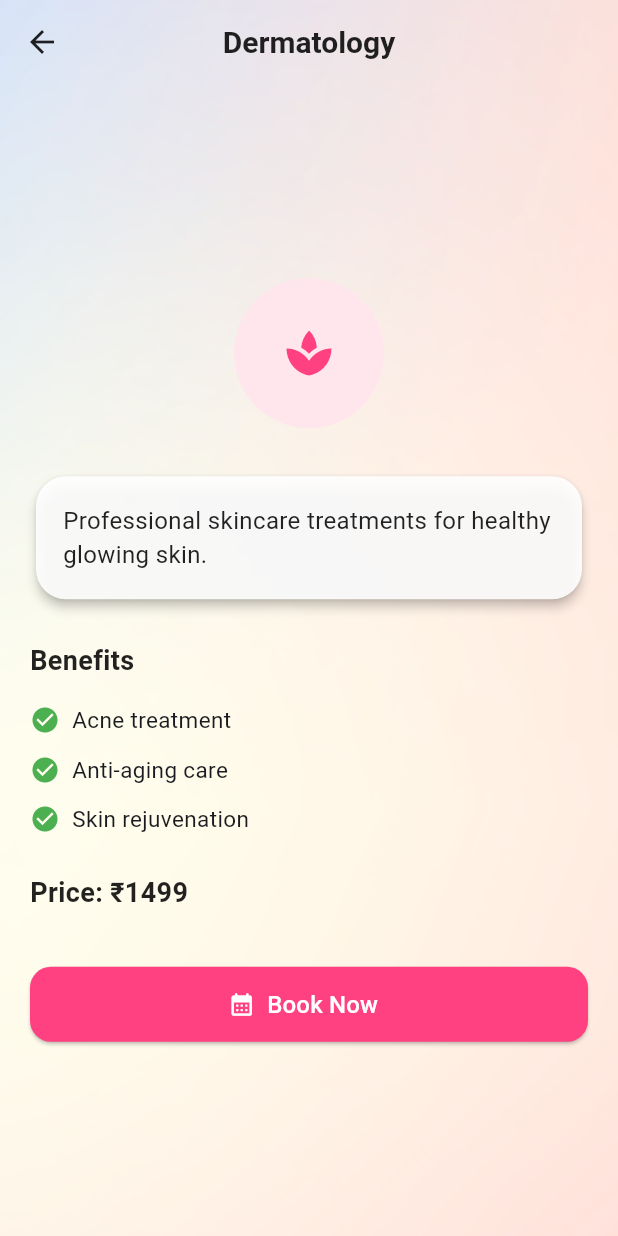
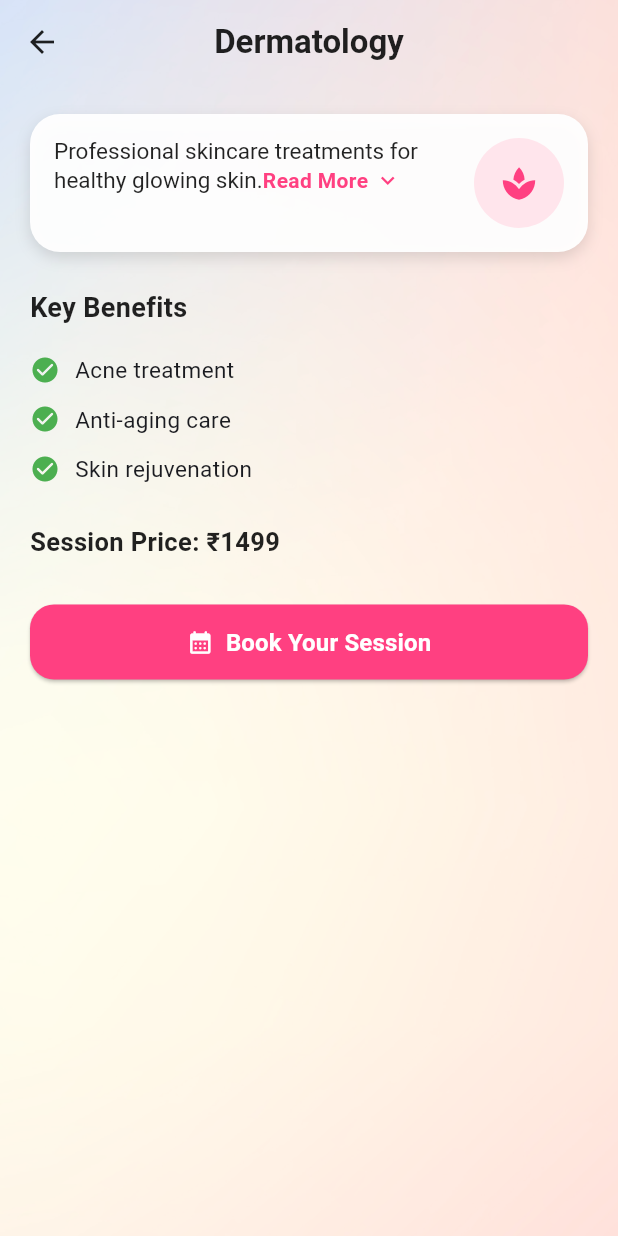
Before and after one commit to shubhamdevgupta/aesthetic_clinic_app, a Flutter app: the screen it shows after launch, after a tap on "Dermatology", on a phone screen of 412 x 824 dp. Run offline on Flutter 3.47's test engine with Material 3 defaults, Android fonts, the phone set to English and light mode, and no system bars; our stand-ins replace carousel_slider.

Commit message:
add details card in service details

```diff
--- a/lib/screen/ServiceDetailScreen.dart
+++ b/lib/screen/ServiceDetailScreen.dart
@@ -2,16 +2,154 @@ import 'package:aesthetic_clinic_app/screen/BookingOverviewScreen.dart';
 import 'package:aesthetic_clinic_app/service/Service.dart';
 import 'package:flutter/material.dart';
 
-class ServiceDetailsScreen extends StatelessWidget {
+class ServiceDetailsScreen extends StatefulWidget {
   final Service service;
 
   const ServiceDetailsScreen({super.key, required this.service});
 
   @override
+  State<ServiceDetailsScreen> createState() => _ServiceDetailsScreenState();
+}
+
+class _ServiceDetailsScreenState extends State<ServiceDetailsScreen>
+    with SingleTickerProviderStateMixin {
+  late AnimationController _controller;
+  late Animation<Offset> _offsetAnimation;
+  late Animation<double> _fadeAnimation;
+
+  bool isExpanded = false;
+
+  @override
+  void initState() {
+    super.initState();
+    _controller = AnimationController(
+      duration: const Duration(milliseconds: 700),
+      vsync: this,
+    );
+
+    _offsetAnimation = Tween<Offset>(
+      begin: const Offset(0.0, 0.2),
+      end: Offset.zero,
+    ).animate(CurvedAnimation(parent: _controller, curve: Curves.easeOut));
+
+    _fadeAnimation =
+        CurvedAnimation(parent: _controller, curve: Curves.easeIn);
+
+    _controller.forward();
+  }
+
+  @override
+  void dispose() {
+    _controller.dispose();
+    super.dispose();
+  }
+
+  Widget _buildAnimatedDescriptionCard(Service service) {
+    return AnimatedContainer(
+      duration: const Duration(milliseconds: 400),
+      curve: Curves.easeInOut,
+      padding: const EdgeInsets.all(16),
+      decoration: BoxDecoration(
+        color: Colors.white.withOpacity(0.95),
+        borderRadius: BorderRadius.circular(20),
+        boxShadow: const [
+          BoxShadow(
+            color: Colors.black12,
+            blurRadius: 8,
+            offset: Offset(0, 4),
+          ),
+        ],
+      ),
+      child: isExpanded
+          ? Column(
+        crossAxisAlignment: CrossAxisAlignment.start,
+        children: [
+          Center(
+            child: CircleAvatar(
+              radius: 45,
+              backgroundColor: const Color(0xFFFFE5EC),
+              child:
+              Icon(service.icon, size: 36, color: Colors.pinkAccent),
+            ),
+          ),
+          const SizedBox(height: 16),
+          Text(
+            service.fullDescription ?? service.description,
+            style: const TextStyle(fontSize: 16, height: 1.5),
+          ),
+          const SizedBox(height: 10),
+          Align(
+            alignment: Alignment.centerRight,
+            child: TextButton.icon(
+              onPressed: () => setState(() => isExpanded = false),
+              icon: const Icon(Icons.expand_less,
+                  size: 18, color: Colors.pinkAccent),
+              label: const Text('Show Less',
+                  style: TextStyle(color: Colors.pinkAccent)),
+            ),
+          ),
+        ],
+      )
+          : Row(
+        crossAxisAlignment: CrossAxisAlignment.start,
+        children: [
+          // Text section
+          Expanded(
+            child: RichText(
+              text: TextSpan(
+                style: const TextStyle(
+                  fontSize: 15,
+                  color: Colors.black87,
+                ),
+                children: [
+                  TextSpan(
+                    text: service.description.length > 90
+                        ? '${service.description.substring(0, 90)}... '
+                        : service.description,
+                  ),
+                  WidgetSpan(
+                    alignment: PlaceholderAlignment.middle,
+                    child: GestureDetector(
+                      onTap: () => setState(() => isExpanded = true),
+                      child: Row(
+                        mainAxisSize: MainAxisSize.min,
+                        children: const [
+                          Text(
+                            'Read More',
+                            style: TextStyle(
+                              color: Colors.pinkAccent,
+                              fontWeight: FontWeight.w600,
+                            ),
+                          ),
+                          SizedBox(width: 4),
+                          Icon(Icons.expand_more,
+                              size: 18, color: Colors.pinkAccent),
+                        ],
+                      ),
+                    ),
+                  ),
+                ],
+              ),
+            ),
+          ),
+          const SizedBox(width: 12),
+          CircleAvatar(
+            radius: 30,
+            backgroundColor: const Color(0xFFFFE5EC),
+            child:
+            Icon(service.icon, size: 26, color: Colors.pinkAccent),
+          ),
+        ],
+      ),
+    );
+  }
+
+  @override
   Widget build(BuildContext context) {
+    final service = widget.service;
+
     return Stack(
       children: [
-        // 🔹 Background image
         Container(
           decoration: const BoxDecoration(
             image: DecorationImage(
@@ -20,76 +158,52 @@ class ServiceDetailsScreen extends StatelessWidget {
             ),
           ),
         ),
-
-        // 🔸 Foreground content
         Scaffold(
-          backgroundColor: Colors.transparent, // ✅ Make scaffold see-through
+          backgroundColor: Colors.transparent,
           appBar: AppBar(
             backgroundColor: Colors.transparent,
             elevation: 0,
+            centerTitle: true,
             foregroundColor: Colors.black87,
-            centerTitle: true,
             title: Text(
               service.name,
               style: const TextStyle(
-                fontWeight: FontWeight.w600,
-                fontSize: 20,
+                fontWeight: FontWeight.w700,
+                fontSize: 22,
                 color: Colors.black87,
               ),
             ),
           ),
-          body: Center(
-            child: ConstrainedBox(
-              constraints: const BoxConstraints(maxWidth: 600),
-              child: SingleChildScrollView(
-                padding: const EdgeInsets.symmetric(horizontal: 20, vertical: 24),
+          body: SingleChildScrollView(
+            padding: const EdgeInsets.symmetric(horizontal: 20, vertical: 20),
             child: Column(
               crossAxisAlignment: CrossAxisAlignment.start,
               children: [
-                    // 🔘 Icon Banner
-                    Center(
-                      child: CircleAvatar(
-                        radius: 50,
-                        backgroundColor: const Color(0xFFFFE5EC),
-                        child: Icon(service.icon, size: 36, color: Colors.pinkAccent),
-                      ),
-                    ),
-                    const SizedBox(height: 28),
-
-                    // 📄 Description
-                    Card(
-                      color: Colors.white.withOpacity(0.9),
-                      shape: RoundedRectangleBorder(
-                        borderRadius: BorderRadius.circular(20),
-                      ),
-                      elevation: 3,
-                      child: Padding(
-                        padding: const EdgeInsets.all(18.0),
-                        child: Text(
-                          service.description,
-                          style: const TextStyle(fontSize: 16, color: Colors.black87),
-                        ),
+                SlideTransition(
+                  position: _offsetAnimation,
+                  child: FadeTransition(
+                    opacity: _fadeAnimation,
+                    child: _buildAnimatedDescriptionCard(service),
                   ),
                 ),
                 const SizedBox(height: 24),
-
-                    // ✅ Benefits
                 const Text(
-                      'Benefits',
+                  'Key Benefits',
                   style: TextStyle(
                     fontSize: 18,
                     fontWeight: FontWeight.bold,
                     color: Colors.black87,
                   ),
                 ),
-                    const SizedBox(height: 10),
+                const SizedBox(height: 12),
                 ...service.benefits.map(
                       (benefit) => Padding(
                     padding: const EdgeInsets.symmetric(vertical: 6),
                     child: Row(
                       children: [
-                            const Icon(Icons.check_circle, size: 20, color: Colors.green),
-                            const SizedBox(width: 8),
+                        const Icon(Icons.check_circle_rounded,
+                            size: 20, color: Colors.green),
+                        const SizedBox(width: 10),
                         Expanded(
                           child: Text(
                             benefit,
@@ -101,19 +215,15 @@ class ServiceDetailsScreen extends StatelessWidget {
                   ),
                 ),
                 const SizedBox(height: 20),
-
-                    // 💰 Price
                 Text(
-                      'Price: ${service.price}',
+                  'Session Price: ${service.price}',
                   style: const TextStyle(
-                        fontSize: 18,
+                    fontSize: 17,
                     fontWeight: FontWeight.w600,
                     color: Colors.black87,
                   ),
                 ),
-                    const SizedBox(height: 36),
-
-                    // 📅 Book Now
+                const SizedBox(height: 30),
                 SizedBox(
                   width: double.infinity,
                   height: 50,
@@ -121,24 +231,39 @@ class ServiceDetailsScreen extends StatelessWidget {
                     onPressed: () {
                       Navigator.push(
                         context,
-                            MaterialPageRoute(
-                              builder: (_) => const BookingOverviewScreen(),
+                        PageRouteBuilder(
+                          transitionDuration: const Duration(milliseconds: 500),
+                          pageBuilder: (_, __, ___) =>
+                          const BookingOverviewScreen(),
+                          transitionsBuilder: (_, animation, __, child) {
+                            final offsetAnimation = Tween<Offset>(
+                              begin: const Offset(1.0, 0.0),
+                              end: Offset.zero,
+                            ).animate(animation);
+
+                            return SlideTransition(
+                              position: offsetAnimation,
+                              child: child,
+                            );
+                          },
                         ),
                       );
                     },
-                        icon: const Icon(Icons.calendar_month_rounded, color: Colors.white),
+                    icon: const Icon(Icons.calendar_month_rounded,
+                        color: Colors.white),
                     label: const Text(
-                          'Book Now',
+                      'Book Your Session',
                       style: TextStyle(
                         fontSize: 16,
-                            fontWeight: FontWeight.w500,
+                        fontWeight: FontWeight.w600,
                         color: Colors.white,
                       ),
                     ),
                     style: ElevatedButton.styleFrom(
                       backgroundColor: Colors.pinkAccent,
+                      padding: const EdgeInsets.symmetric(vertical: 14),
                       shape: RoundedRectangleBorder(
-                            borderRadius: BorderRadius.circular(14),
+                        borderRadius: BorderRadius.circular(16),
                       ),
                     ),
                   ),
@@ -147,8 +272,6 @@ class ServiceDetailsScreen extends StatelessWidget {
             ),
           ),
         ),
-          ),
-        ),
       ],
     );
   }
--- a/lib/service/Service.dart
+++ b/lib/service/Service.dart
@@ -2,7 +2,8 @@ import 'package:flutter/cupertino.dart';
 
 class Service {
   final String name;
-  final String description;
+  final String description; // Short version
+  final String fullDescription; // Full version for expanded state
   final List<String> benefits;
   final String price;
   final IconData icon;
@@ -10,6 +11,7 @@ class Service {
   Service({
     required this.name,
     required this.description,
+    required this.fullDescription,
     required this.benefits,
     required this.price,
     required this.icon,
```
Also changed, not shown: lib/screen/BookingOverviewScreen.dart (+37 -29 lines), lib/screen/HomeScreen.dart (+31 -4 lines). Lines whose indentation alone changed are shown as unchanged.
